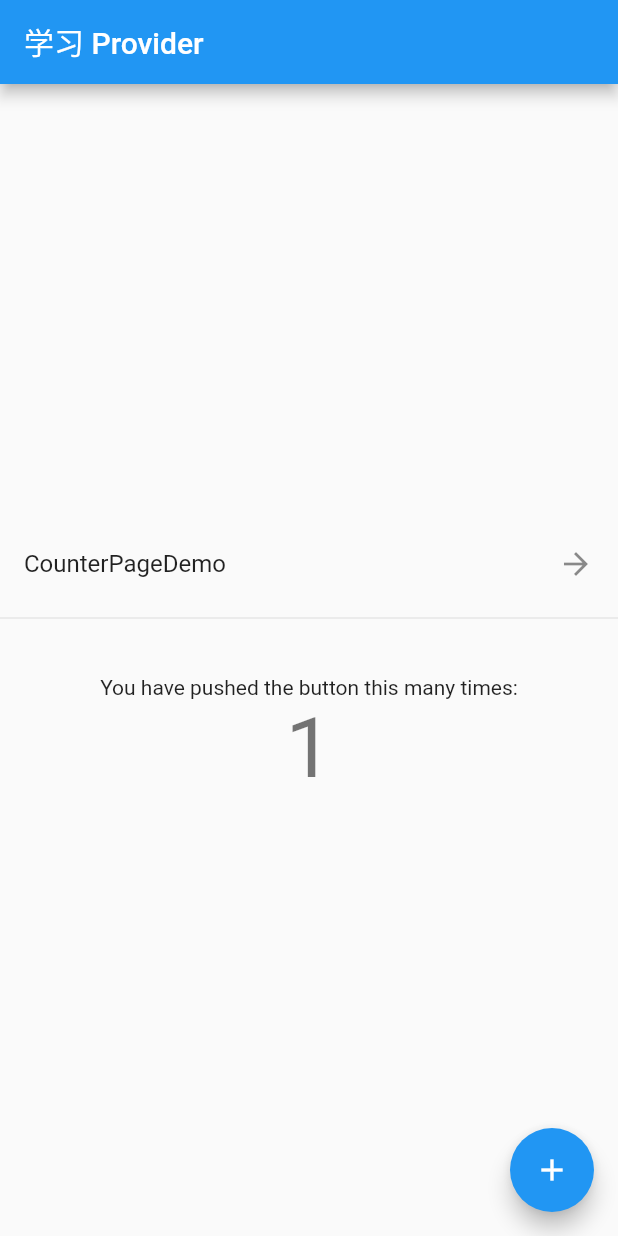
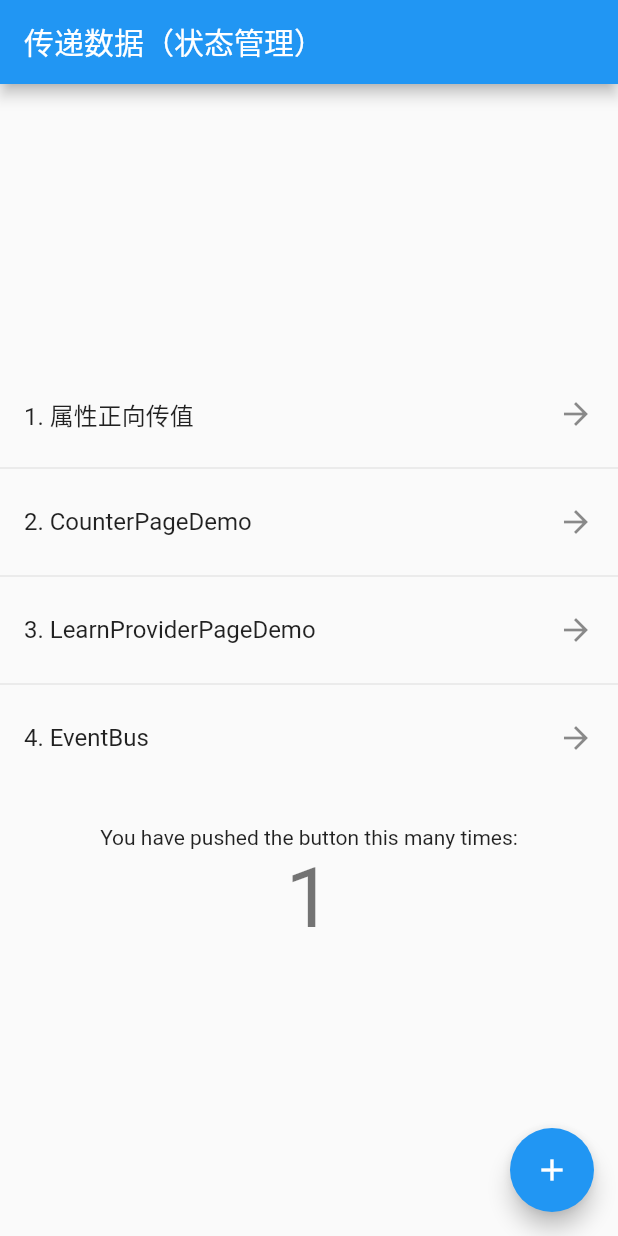
Before and after one commit to twototwoto/FlutterStateManageBasic, a Flutter app: the screen it shows after launch, after a tap on the "add" icon, on a phone screen of 412 x 824 dp. Run offline on Flutter 3.47's test engine with Material 2 defaults, Android fonts, the phone set to English and light mode, and no system bars.

Commit message:
Flutter状态管理基础

```diff
--- a/lib/main.dart
+++ b/lib/main.dart
@@ -4,7 +4,14 @@ import 'package:provider/provider.dart';
 
 import 'Counter.dart';
 import 'CounterDemoPage.dart';
+import 'LearnProvider/Pages/LearnProviderPage.dart';
+import 'TransferData/Pages/TransferData.dart';
+import 'dart:async';
+// 参考学习资料：
+// https://flutter.cn/docs/development/data-and-backend/state-mgmt/intro
+// https://medium.com/flutter-community/making-sense-all-of-those-flutter-providers-e842e18f45dd
 
+// 写法 1 开始 ================================================================
 void main() {
   runApp(
     /// Providers are above [MyApp] instead of inside it, so that tests
@@ -18,6 +25,7 @@ void main() {
   );
 }
 
+// 写法 1：
 class MyApp extends StatelessWidget {
   @override
   Widget build(BuildContext context) {
@@ -26,15 +34,55 @@ class MyApp extends StatelessWidget {
     );
   }
 }
+// 笔者认为写法 1 算是 App State
+// 写法 1 结束================================================================
+
+// 写法 2 开始================================================================
+// 写法 2
+//void main() {
+//  runApp(
+//    /// Providers are above [MyApp] instead of inside it, so that tests
+//    /// can use [MyApp] while mocking the providers
+//    MyApp(),
+//  );
+//}
+//
+//// 写法 2
+//class MyApp extends StatelessWidget {
+//  @override
+//  Widget build(BuildContext context) {
+//    return MaterialApp(
+//      // 写法2：如下写法在无法跨页面同步状态
+//      home: MultiProvider(
+//        providers: [
+//          ChangeNotifierProvider(create: (_) => Counter()),
+//        ],
+//        child: MyHomePage(),
+//      ),
+//    );
+//  }
+//}
+
+// 笔者认为写法 2 算是 ephmeral(短时） State
+// 写法 2 结束================================================================
+
+int _currentCountValue = 0;
+String _conveyData = '1. 属性正向传值';
 
 class MyHomePage extends StatelessWidget {
+  // 记录当前技术值 用_currentCountValue于传值场景
   const MyHomePage({Key key}) : super(key: key);
 
   @override
   Widget build(BuildContext context) {
+    // 如果把注释部分打开会出现问题
+//    return MultiProvider(
+//            providers: [
+//        ChangeNotifierProvider(create: (_) => Counter()),
+//      ],
     return Scaffold(
       appBar: AppBar(
-        title: const Text('学习 Provider'),
+        title: const Text('传递数据（状态管理）'),
       ),
       body: Center(
         child: Column(
@@ -42,7 +90,34 @@ class MyHomePage extends StatelessWidget {
           mainAxisAlignment: MainAxisAlignment.center,
           children: <Widget>[
             ListTile(
-              title: Text('CounterPageDemo'),
+              title: Text(_conveyData),
+              trailing: Icon(Icons.arrow_forward),
+              onTap: () {
+                Navigator.of(context)
+                    .push(
+                  CupertinoPageRoute(
+                    builder: (context) => QiTransferDataPage(
+                      '计数值：$_currentCountValue',
+                    ),
+                  ),
+                )
+                    .then((value) {
+                  // 如果是 StatefulWidget 就可以在这里调用 setState 刷新界面
+                  // setState() {_conveyData = value;}
+                  showAboutDialog(
+                      context: context,
+                      applicationName: '学习Flutter',
+                      applicationVersion: '0.01',
+                      children: [
+                        Text('从上一个页面回传的数据为："$value"'),
+                      ]);
+                  print('返回值：$value');
+                });
+              },
+            ),
+            Divider(),
+            ListTile(
+              title: Text('2. CounterPageDemo'),
               trailing: Icon(Icons.arrow_forward),
               onTap: () {
                 Navigator.of(context).push(
@@ -53,28 +128,57 @@ class MyHomePage extends StatelessWidget {
               },
             ),
             Divider(),
-            SizedBox(height: 30.0,),
+            ListTile(
+              title: Text('3. LearnProviderPageDemo'),
+              trailing: Icon(Icons.arrow_forward),
+              onTap: () {
+                Navigator.of(context).push(
+                  CupertinoPageRoute(
+                    builder: (context) => QiLearnProviderPage(),
+                  ),
+                );
+              },
+            ),
+            Divider(),
+            // EventBus event_bus 1.1.1 https://pub.dev/packages/event_bus#-readme-tab-
+            ListTile(
+              title: Text('4. EventBus'),
+              trailing: Icon(Icons.arrow_forward),
+              onTap: () {
+                //TODO:
+//                Navigator.of(context).push(
+//                  CupertinoPageRoute(
+//                    builder: (context) => QiLearnProviderPage(),
+//                  ),
+//                );
+              },
+            ),
+            SizedBox(
+              height: 30.0,
+            ),
             const Text('You have pushed the button this many times:'),
-
-            /// Extracted as a separate widget for performance optimization.
-            /// As a separate widget, it will rebuild independently from [MyHomePage].
-            ///
-            /// This is totally optional (and rarely needed).
-            /// Similarly, we could also use [Consumer] or [Selector].
             const Count(),
           ],
         ),
       ),
       floatingActionButton: FloatingActionButton(
-        /// Calls `context.read` instead of `context.watch` so that it does not rebuild
-        /// when [Counter] changes.
-        onPressed: () => context.read<Counter>().increment(),
+        onPressed: () {
+          context.read<Counter>().increment();
+          _currentCountValue = context.read<Counter>().count;
+        },
         tooltip: 'Increment',
         child: const Icon(Icons.add),
       ),
     );
+//    );
   }
 }
+// 笔者遇到过的问题
+//  * Ensure the Provider<Counter> is an ancestor to this MyHomePage Widget
+//  * Provide types to Provider<Counter>
+//  * Provide types to Consumer<Counter>
+//  * Provide types to Provider.of<Counter>()
+// 把 ChangeNotifierProvider 放在什么位置：在需要访问它的 widget 之上。
 
 class Count extends StatelessWidget {
   const Count({Key key}) : super(key: key);
--- a/pubspec.yaml
+++ b/pubspec.yaml
@@ -29,6 +29,7 @@ dependencies:
   # Use with the CupertinoIcons class for iOS style icons.
   cupertino_icons: ^0.1.3
   provider: ^4.1.2
+  event_bus: ^1.1.1
 
 dev_dependencies:
   flutter_test:
```
Also changed, not shown: lib/LearnProvider/Models/QiLearnProviderModel.dart (added, +47 -0 lines), lib/LearnProvider/Pages/ChangeNotifierProviderPage.dart (added, +43 -0 lines), lib/LearnProvider/Pages/FutureProvider.dart (added, +53 -0 lines), lib/LearnProvider/Pages/LearnProviderPage.dart (added, +58 -0 lines), lib/TransferData/Pages/TransferData.dart (added, +30 -0 lines), pubspec.lock.
